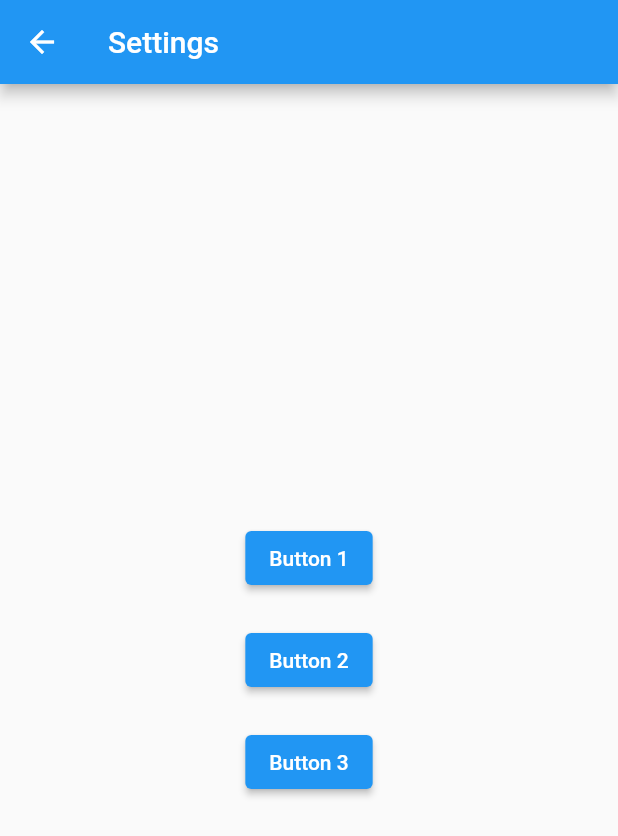
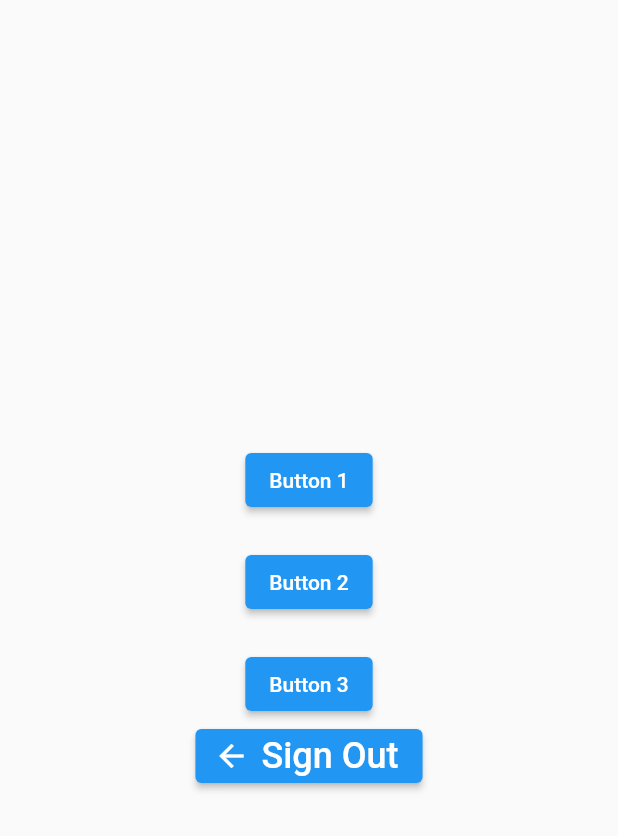
Before and after one commit to Lenaerts-Nestor/Project_Mobile_Development, a Flutter app: the SettingsPage screen opened directly, on a phone screen of 412 x 824 dp. Shown: the top 836 px of the screen. Run offline on Flutter 3.47's test engine with Material 2 defaults, Android fonts, the phone set to English and light mode, and no system bars; our stand-ins replace firebase_auth, firebase_core, google_nav_bar; accounts and stored records are empty.

Commit message:
refactoring pagina's en navigationbar zetten

```diff
--- a/lib/instellingen_section/settingsPage.dart
+++ b/lib/instellingen_section/settingsPage.dart
@@ -1,4 +1,5 @@
 import 'package:flutter/material.dart';
+import '../components/signOutComp.dart';
 
 class SettingsPage extends StatefulWidget {
   const SettingsPage({Key? key}) : super(key: key);
@@ -13,9 +14,6 @@ class _SettingsPageState extends State<SettingsPage> {
   @override
   Widget build(BuildContext context) {
     return Scaffold(
-      appBar: AppBar(
-        title: const Text('Settings'),
-      ),
       body: Center(
         child: Column(
           mainAxisAlignment: MainAxisAlignment.center,
@@ -34,6 +32,7 @@ class _SettingsPageState extends State<SettingsPage> {
               onPressed: () {},
               child: const Text('Button 3'),
             ),
+            const SignOutButton()
           ],
         ),
       ),
--- a/lib/main.dart
+++ b/lib/main.dart
@@ -6,7 +6,7 @@ import 'package:flutter/material.dart';
 import 'package:parkflow/firebase_options.dart';
 
 import 'package:parkflow/login_section/loginPage.dart';
-import 'package:parkflow/mainpage.dart';
+import 'package:parkflow/login_section/entrancePage.dart';
 
 Future<void> main() async {
   WidgetsFlutterBinding.ensureInitialized();
--- a/lib/map_section/map.dart
+++ b/lib/map_section/map.dart
@@ -6,9 +6,6 @@ class MapPage extends StatelessWidget {
   @override
   Widget build(BuildContext context) {
     return Scaffold(
-      appBar: AppBar(
-        title: const Text('Map'),
-      ),
       body: const Center(
         child: Text('Map'),
       ),
```
Also changed, not shown: lib/homepage.dart (+1 -23 lines), lib/login_section/entrancePage.dart (renamed from lib/mainpage.dart).
